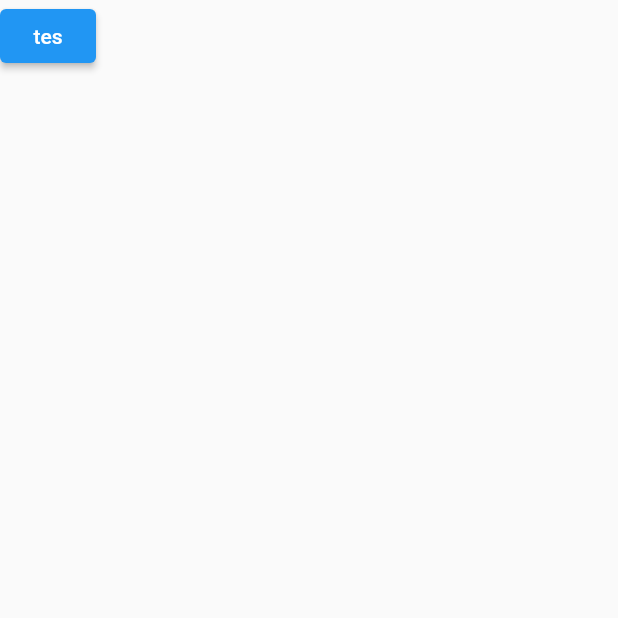
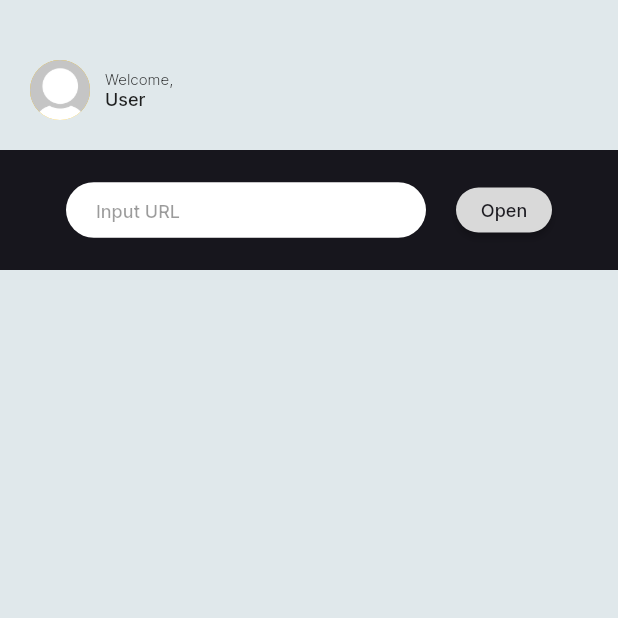
Before and after one commit to rhnzal/b2b-flutter, a Flutter app: the Home screen opened directly, on a phone screen of 412 x 824 dp, the top half of it. Run offline on Flutter 3.47's test engine with Material 2 defaults, Android fonts, the phone set to English and light mode, and no system bars; our stand-ins replace shared_preferences; accounts and stored records are empty.

Commit message:
Input URL

```diff
--- a/lib/home.dart
+++ b/lib/home.dart
@@ -1,8 +1,12 @@
 // ignore_for_file: prefer_const_constructors
+
+import 'dart:convert';
+import 'dart:io';
 
 import 'package:flutter/material.dart';
 import 'package:projectb2b/login.dart';
 import 'package:shared_preferences/shared_preferences.dart';
+import 'package:http/http.dart' as http;
 
 class Home extends StatefulWidget {
   const Home({Key? key}) : super(key: key);
@@ -22,25 +26,133 @@ class _HomeState extends State<Home> {
 
   Future<void> initpreference() async {
     prefs = await SharedPreferences.getInstance();
-    setState(() {
-
-    });
+    setState(() {});
   }
 
   @override
   Widget build(BuildContext context) {
+    String url = '';
+
+    Widget welcomeUser = Container(
+      margin: EdgeInsets.fromLTRB(20, 40, 10, 20),
+      child: Row(
+        children: [
+          CircleAvatar(
+            backgroundColor: Colors.amber,
+            backgroundImage: AssetImage('images/user.png'),
+            radius: 20,
+          ),
+          Padding(
+            padding: const EdgeInsets.only(left: 10),
+            child: Column(
+              crossAxisAlignment: CrossAxisAlignment.start,
+              children: [
+                Text('Welcome,',
+                    style: TextStyle(
+                        fontFamily: 'Inter',
+                        fontWeight: FontWeight.w300,
+                        fontSize: 10)),
+                Text(
+                  'User',
+                  style: TextStyle(
+                      fontFamily: 'Inter',
+                      fontWeight: FontWeight.w500,
+                      fontSize: 12),
+                )
+              ],
+            ),
+          )
+        ],
+      ),
+    );
+
+    Widget inputURL = Container(
+      height: 80,
+      color: Color.fromARGB(255, 23, 22, 29),
+      child: Row(
+        mainAxisAlignment: MainAxisAlignment.center,
+        children: [
+          Container(
+            margin: EdgeInsets.only(right: 20),
+            height: 37,
+            width: 240,
+            child: TextFormField(
+              cursorColor: Colors.black,
+              style: TextStyle(color: Colors.black, fontFamily: 'Inter', fontWeight: FontWeight.w500, fontSize: 14),
+              decoration: InputDecoration(
+                // prefixIcon: Image.asset('icons/email.png',height: 4 ),
+                filled: true,
+                fillColor: Color.fromARGB(255, 255, 255, 255),
+                contentPadding: EdgeInsets.fromLTRB(20, 10, 20, 10),
+                hintText: 'Input URL',
+                hintStyle: TextStyle(
+                    fontFamily: 'Inter',
+                    fontWeight: FontWeight.w500,
+                    color: Color.fromARGB(100, 0, 0, 0),
+                    fontSize: 12),
+                border: OutlineInputBorder(
+                    borderSide: BorderSide.none,
+                    borderRadius: BorderRadius.circular(20)),
+                // prefixIcon: Padding(padding: EdgeInsets.fromLTRB(20, 10, 20, 10),
+                //   child: Icon(Icons.),
+                // )
+              ),
+              onChanged: ((value) {
+                url = value;
+              }),
+            ),
+          ),
+          Container(
+            height: 30,
+            child: ElevatedButton(
+                style: ElevatedButton.styleFrom(
+                  primary: Color.fromARGB(255, 217, 217, 217),
+                  shape: StadiumBorder(),
+                ),
+                onPressed: () async {
+                  var token = prefs.getString('token');
+                  var response = await http.post(
+                      Uri.parse('http://192.168.102.195:3000/api/document/url'),
+                      headers: {
+                        HttpHeaders.contentTypeHeader: 'application/json',
+                        HttpHeaders.authorizationHeader: 'Bearer $token'
+                      },
+                      body: json.encode({
+                        'url': url,
+                      }));
+                  print(response.body);
+                },
+                child: Text('Open',
+                    style: TextStyle(
+                        fontFamily: 'Inter',
+                        fontWeight: FontWeight.w500,
+                        color: Color.fromARGB(255, 27, 26, 32),
+                        fontSize: 12))),
+          )
+        ],
+      ),
+    );
+
+    // Widget recentActivity = Container(
+
+    // );
+
+    // Widget navbar = BottomNavigationBar(items: items)
+
     return Scaffold(
-      body: Container(
-        child: ElevatedButton(onPressed: () {
-          prefs.remove('token');
-          Navigator.pushReplacement(context, MaterialPageRoute(builder: (context){
-            return Login();
-          }));
-        },
-        child: Text("tes"),
-
-        ),
+      backgroundColor: Color.fromARGB(255, 224, 232, 235),
+      body: Column(
+        children: [welcomeUser, inputURL],
       ),
     );
   }
 }
+        // child: ElevatedButton(onPressed: () {
+        //   prefs.remove('token');
+        //   Navigator.pushReplacement(context, MaterialPageRoute(builder: (context){
+        //     return Login();
+        //   }));
+        // },
+        // child: Text("tes"),
+
+        // ),
--- a/pubspec.yaml
+++ b/pubspec.yaml
@@ -63,6 +63,7 @@ flutter:
   # To add assets to your application, add an assets section, like this:
   assets:
     - icons/
+    - images/user.png
   #   - images/a_dot_ham.jpeg
 
   # An image asset can refer to one or more resolution-specific "variants", see
```
